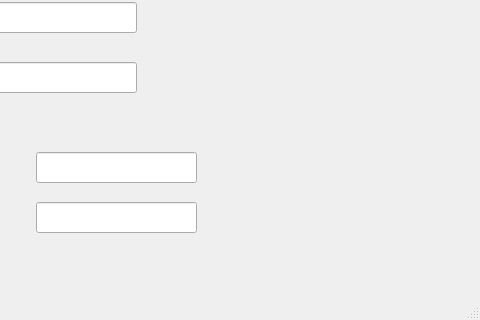
Above: app/gui/criminal_detail.ui from ValRudyka/courseprogram before the change; both pictures show x 704 to 1184 and y 288 to 608 of the 1184 by 608 pixel window. Below: the same form after it.
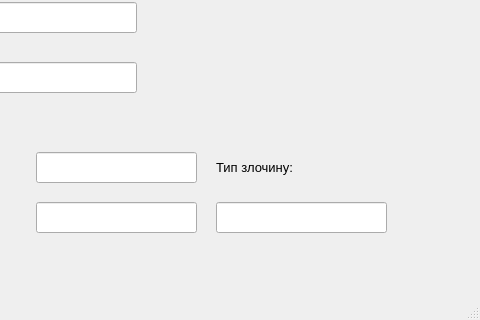
That is the form after the change.

Diff of the .ui file:
```diff
--- a/app/gui/criminal_detail.ui
+++ b/app/gui/criminal_detail.ui
@@ -781,6 +781,34 @@
      <bool>true</bool>
     </property>
    </widget>
+   <widget class="QLabel" name="label_37">
+    <property name="geometry">
+     <rect>
+      <x>920</x>
+      <y>440</y>
+      <width>181</width>
+      <height>31</height>
+     </rect>
+    </property>
+    <property name="font">
+     <font>
+      <pointsize>10</pointsize>
+     </font>
+    </property>
+    <property name="text">
+     <string>Тип злочину:</string>
+    </property>
+   </widget>
+   <widget class="QLineEdit" name="lineEdit_20">
+    <property name="geometry">
+     <rect>
+      <x>920</x>
+      <y>490</y>
+      <width>171</width>
+      <height>31</height>
+     </rect>
+    </property>
+   </widget>
   </widget>
   <widget class="QMenuBar" name="menubar">
    <property name="geometry">
```
